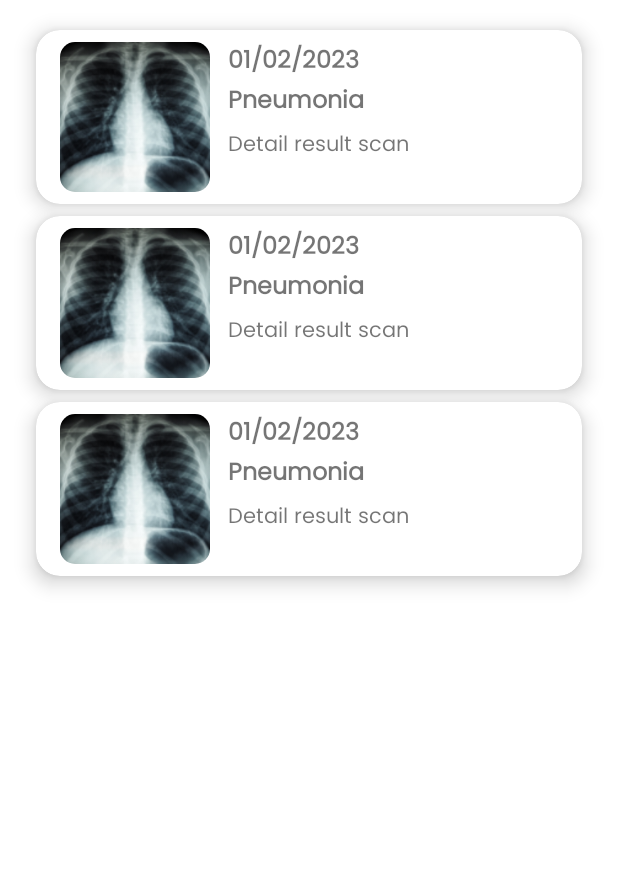
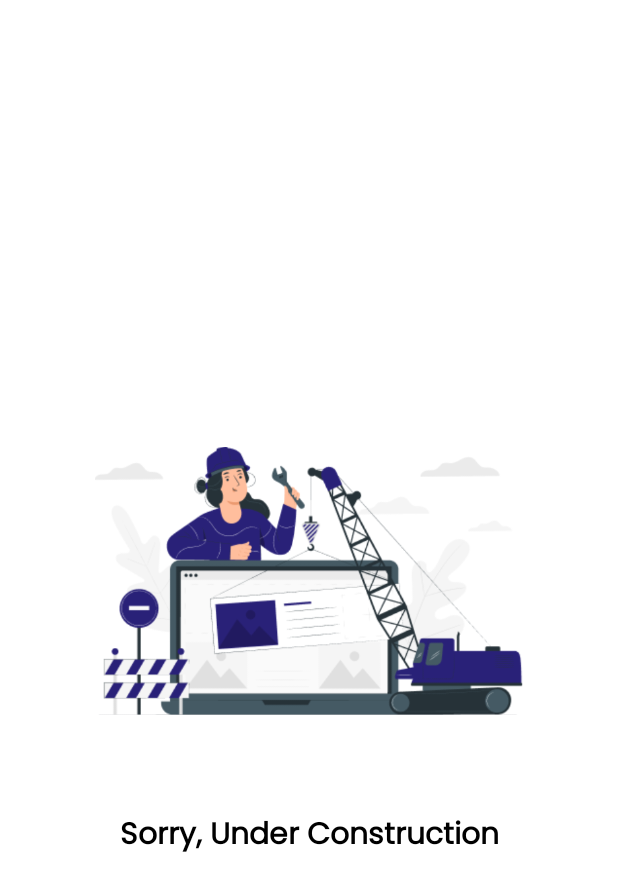
Before and after one commit to X-Detect/xdetect-md, an Android app: the layout fragment_history.xml on its own in the app's theme, with its tools: preview values and no code run, on a phone screen of 412 x 824 dp. Shown: the top 891 px of the screen. Run offline under Robolectric (Android 15) with nearby library versions, the phone set to English and light mode, and no system bars.

Commit message:
change history to under construction

```diff
--- a/app/src/main/res/layout/fragment_history.xml
+++ b/app/src/main/res/layout/fragment_history.xml
@@ -1,23 +1,54 @@
 <?xml version="1.0" encoding="utf-8"?>
 <androidx.constraintlayout.widget.ConstraintLayout xmlns:android="http://schemas.android.com/apk/res/android"
+    xmlns:app="http://schemas.android.com/apk/res-auto"
     xmlns:tools="http://schemas.android.com/tools"
     android:layout_width="match_parent"
     android:layout_height="match_parent"
-    xmlns:app="http://schemas.android.com/apk/res-auto"
     tools:context=".ui.history.HistoryFragment">
 
-    <androidx.recyclerview.widget.RecyclerView
-        android:id="@+id/rv_history"
+    <!--    <androidx.recyclerview.widget.RecyclerView-->
+    <!--        android:id="@+id/rv_history"-->
+    <!--        android:layout_width="0dp"-->
+    <!--        android:layout_height="0dp"-->
+    <!--        android:clipToPadding="false"-->
+    <!--        android:overScrollMode="never"-->
+    <!--        android:padding="16dp"-->
+    <!--        android:scrollbarSize="2dp"-->
+    <!--        app:layout_constraintTop_toTopOf="parent"-->
+    <!--        app:layout_constraintEnd_toEndOf="parent"-->
+    <!--        app:layout_constraintStart_toStartOf="parent"-->
+    <!--        app:layout_constraintBottom_toBottomOf="parent"-->
+    <!--        tools:listitem="@layout/item_history" />-->
+
+    <ImageView
+        android:id="@+id/iv_under_construction"
+        android:layout_width="285dp"
+        android:layout_height="wrap_content"
+        android:contentDescription="@string/under_construction"
+        android:src="@drawable/img_under_construction"
+        app:layout_constraintTop_toTopOf="parent"
+        app:layout_constraintBottom_toTopOf="@id/tv_desc_under_construction"
+        app:layout_constraintVertical_chainStyle="packed"
+        app:layout_constraintStart_toStartOf="parent"
+        app:layout_constraintEnd_toEndOf="parent"
+        app:layout_constraintVertical_bias="0.5" />
+
+    <TextView
+        android:id="@+id/tv_desc_under_construction"
         android:layout_width="0dp"
-        android:layout_height="0dp"
-        android:clipToPadding="false"
-        android:overScrollMode="never"
-        android:padding="16dp"
-        android:scrollbarSize="2dp"
-        app:layout_constraintTop_toTopOf="parent"
+        android:layout_height="wrap_content"
+        android:layout_marginStart="24dp"
+        android:layout_marginTop="16dp"
+        android:layout_marginEnd="24dp"
+        android:gravity="center"
+        android:text="@string/under_construction"
+        android:textColor="@color/black"
+        android:textSize="20sp"
+        android:textStyle="bold"
+        app:layout_constraintBottom_toBottomOf="parent"
+        app:layout_constraintTop_toBottomOf="@id/iv_under_construction"
         app:layout_constraintEnd_toEndOf="parent"
-        app:layout_constraintStart_toStartOf="parent"
-        app:layout_constraintBottom_toBottomOf="parent"
-        tools:listitem="@layout/item_history" />
+        app:layout_constraintStart_toStartOf="parent"/>
+
 
 </androidx.constraintlayout.widget.ConstraintLayout>
--- a/app/src/main/res/values/strings.xml
+++ b/app/src/main/res/values/strings.xml
@@ -85,4 +85,5 @@
     <string name="reset_title">Reset Password</string>
     <string name="msg_success_reset">Link Reset Password Telah Dikirim Ke Email</string>
     <string name="description">Deskripsi</string>
+    <string name="under_construction">Sorry, Under Construction</string>
 </resources>
```
Also changed, not shown: app/src/main/res/drawable/img_under_construction.png (added).
